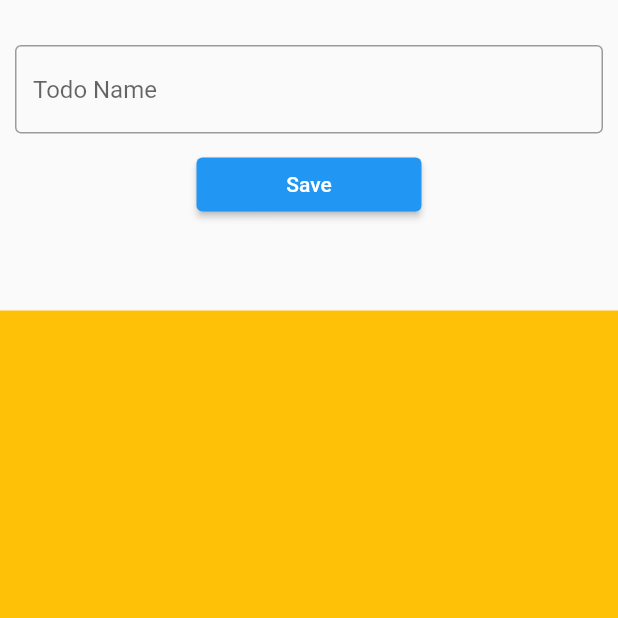
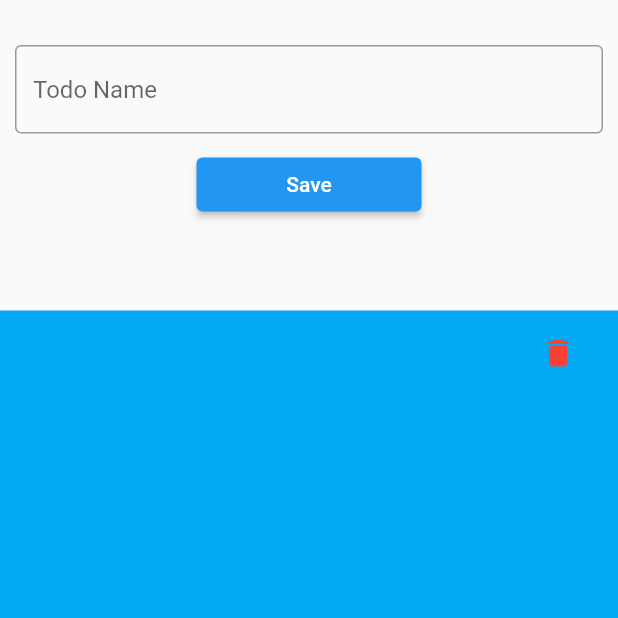
Before and after one commit to shahin-m-hashim/NFC_Plus, a Flutter app: the screen it shows after launch, after a tap on "Save", on a phone screen of 412 x 824 dp, the top half of it. Run offline on Flutter 3.47's test engine with Material 2 defaults, Android fonts, the phone set to English and light mode, and no system bars; our stand-ins replace hive, hive_flutter; accounts and stored records are empty.

Commit message:
modified previous program to persist data using local database hive - can add and delete data

```diff
--- /dev/null
+++ b/lib/database/hive_functions/db_functions.dart
@@ -0,0 +1,33 @@
+// ignore_for_file: non_constant_identifier_names
+
+import 'package:flutter/material.dart';
+import 'package:hive/hive.dart';
+
+import '../model/todo_model.dart';
+
+ValueNotifier<List<TodoModel>> todo_list_notifier = ValueNotifier([]);
+
+Future<void> add_todo_to_db(TodoModel value) async {
+  final Todo_DB = await Hive.openBox<TodoModel>('todo_db');
+  //it opens a database within TodoModel
+  final _id = await Todo_DB.add(value);
+  value.id = _id;
+
+  todo_list_notifier.value.add(value);
+  todo_list_notifier.notifyListeners();
+  //notifies the listeners when data is added
+}
+
+Future<void> delete_todo_from_db(int id) async {
+  final Todo_DB = await Hive.openBox<TodoModel>('todo_db');
+  await Todo_DB.deleteAt(id);
+  get_all_todo_from_db(); //notifies the listeners about updating
+}
+
+Future<void> get_all_todo_from_db() async {
+  final Todo_DB = await Hive.openBox<TodoModel>('todo_db');
+  todo_list_notifier.value.clear();
+
+  todo_list_notifier.value.addAll(Todo_DB.values);
+  todo_list_notifier.notifyListeners(); //notifies the listeners about updating
+}
--- a/lib/database/model/todo.dart
+++ /dev/null
@@ -1,5 +0,0 @@
-class TodoModel {
-  late final String name;
-
-  TodoModel({required this.name});
-}
--- a/lib/functions/functions.dart
+++ /dev/null
@@ -1,15 +0,0 @@
-import 'package:flutter/material.dart';
-
-import '../database/model/todo.dart';
-
-ValueNotifier<List<TodoModel>> todo_list_notifier = ValueNotifier([]);
-
-// The angle bracket notation ValueNotifier<List<TodoModel>> specifies the type of data that todolist
-// can hold, which is a List of TodoModel instances. This means that whenever a new value of type
-// List<TodoModel> is assigned to todolist, all listeners that are registered with todolist are
-// notified of the change.
-
-void add_todo(TodoModel value) {
-  todo_list_notifier.value.add(value);
-  todo_list_notifier.notifyListeners();
-}
--- a/lib/main.dart
+++ b/lib/main.dart
@@ -1,10 +1,17 @@
 import 'package:flutter/material.dart';
+import 'package:hive_flutter/adapters.dart';
 
+import 'database/model/todo_model.dart';
 import 'screens/home_screen.dart';
 
-void main() async {
+Future<void> main() async {
   WidgetsFlutterBinding.ensureInitialized();
-  // await Hive.initFlutter(); //intialize Hive
+  await Hive.initFlutter(); //initialize Hive
+  if (!Hive.isAdapterRegistered(TodoModelAdapter().typeId)) {
+    Hive.registerAdapter(TodoModelAdapter());
+  }
+  // the if statement will only execute Hive.registerAdapter(TodoModelAdapter()); if the adapter
+  // is not registered (!Hive.isAdapterRegistered(TodoModelAdapter().typeId) is true.
   runApp(const MyApp());
 }
 
@@ -14,11 +21,11 @@ class MyApp extends StatelessWidget {
   @override
   Widget build(BuildContext context) {
     return MaterialApp(
-      title: "Local Database",
+      title: "Local Database Hive",
       theme: ThemeData(
         primaryColor: Colors.white,
       ),
-      home: HomeScreen(),
+      home: const HomeScreen(),
     );
   }
 }
--- a/lib/screens/add_todo.dart
+++ b/lib/screens/add_todo.dart
@@ -1,7 +1,9 @@
+// ignore_for_file: non_constant_identifier_names
+
 import 'package:flutter/material.dart';
 
-import '../database/model/todo.dart';
-import '../functions/functions.dart';
+import '../database/hive_functions/db_functions.dart';
+import '../database/model/todo_model.dart';
 
 class AddTodo extends StatelessWidget {
   AddTodo({Key? key}) : super(key: key);
@@ -42,8 +44,36 @@ class AddTodo extends StatelessWidget {
 
   Future<void> add_todo_button() async {
     final _name = _namecontroller.text.trim();
+    /*
+      - This line retrieves the text value entered by the user in the text field, trims any leading or
+        trailing whitespace, and stores it in a local variable called _name.
+    */
+
     final _todo = TodoModel(name: _name);
-    add_todo(_todo); // add the new TodoModel to the ValueNotifier
+    /*
+      - This line creates a new TodoModel object using the _name value retrieved in the previous step, and
+        stores it in a local variable called _todo. This statement is equivalent to the following code
+        (different in implementation,):
+
+      / TodoModel _todo =new TodoModel(name: _name)
+
+      In the case of final _todo = TodoModel(name: _name);, the TodoModel class has a constructor that
+      takes a single argument name and initializes the name instance variable of the class. So, when
+      you create a new instance of TodoModel using this constructor, you are passing the _name value
+      as the argument to the constructor.
+
+      On the other hand, when you use TodoModel _todo =new TodoModel(name: _name), you are explicitly
+      creating a new instance of TodoModel using the constructor that takes a single argument name and
+      initializing the _name instance variable of the class with the _name value.
+
+    */
+
+    add_todo_to_db(_todo);
+    /*
+      add_todo_to_db is a function that is being called with _todo as an argument. This
+      function is most likely defined in the db_functions.dart file and is responsible
+      for adding the _todo object to the database.
+    */
     _namecontroller.clear(); // clear the text field after adding the new todo
   }
 }
--- a/lib/screens/home_screen.dart
+++ b/lib/screens/home_screen.dart
@@ -1,5 +1,6 @@
 import 'package:flutter/material.dart';
 
+import '../database/hive_functions/db_functions.dart';
 import 'add_todo.dart';
 import 'list_todo.dart';
 
@@ -8,6 +9,7 @@ class HomeScreen extends StatelessWidget {
 
   @override
   Widget build(BuildContext context) {
+    get_all_todo_from_db();
     return Scaffold(
       body: SafeArea(
         child: Column(
--- a/lib/screens/list_todo.dart
+++ b/lib/screens/list_todo.dart
@@ -1,7 +1,7 @@
 import 'package:flutter/material.dart';
 
-import '../database/model/todo.dart';
-import '../functions/functions.dart';
+import '../database/hive_functions/db_functions.dart';
+import '../database/model/todo_model.dart';
 
 class ListTodo extends StatelessWidget {
   const ListTodo({Key? key}) : super(key: key);
@@ -9,7 +9,7 @@ class ListTodo extends StatelessWidget {
   @override
   Widget build(BuildContext context) {
     return Container(
-      color: Colors.amber,
+      color: Colors.lightBlue,
       child: ValueListenableBuilder(
         valueListenable: todo_list_notifier,
         builder: (BuildContext ctx, List<TodoModel> todolist, Widget? child) {
@@ -18,12 +18,20 @@ class ListTodo extends StatelessWidget {
               final data = todolist[index];
               return ListTile(
                 title: Text(data.name),
+                trailing: IconButton(
+                    onPressed: () {
+                      delete_todo_from_db(index);
+                    },
+                    icon: const Icon(
+                      Icons.delete,
+                      color: Colors.red,
+                    )),
               );
             },
             separatorBuilder: (ctx, index) {
               return Divider(
                 thickness: 2,
-                color: Colors.red[400],
+                color: Colors.black,
               );
             },
             itemCount: todolist.length,
```
Also changed, not shown: lib/database/model/todo_model.dart (added, +43 -0 lines), lib/database/model/todo_model.g.dart (added).
